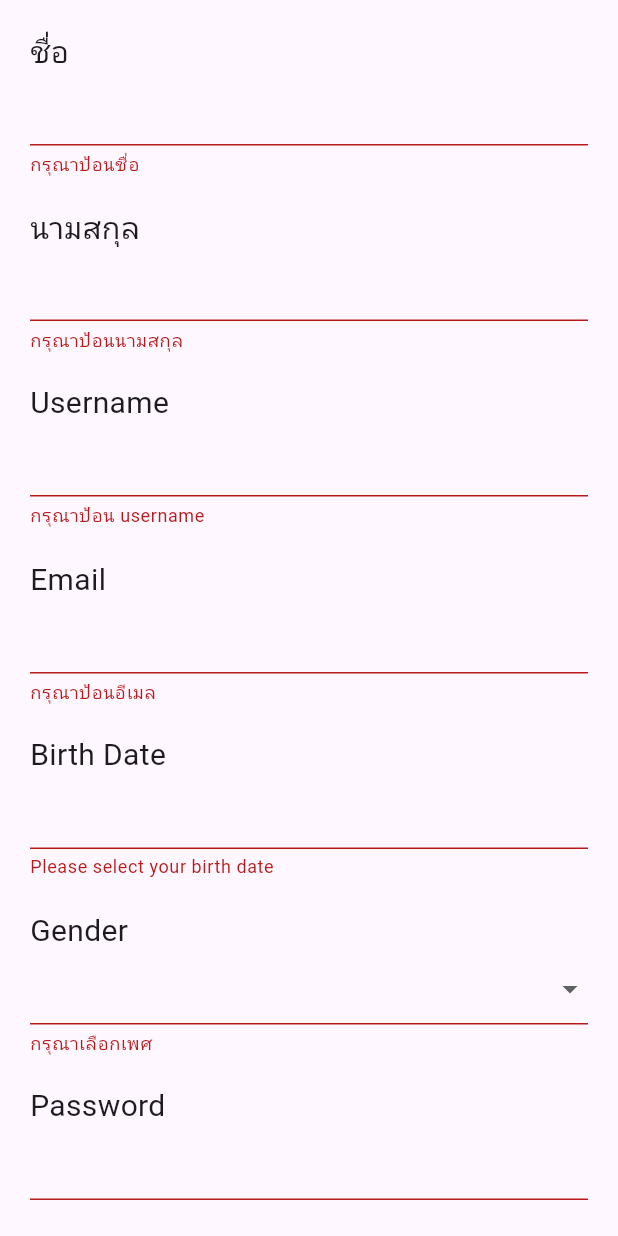
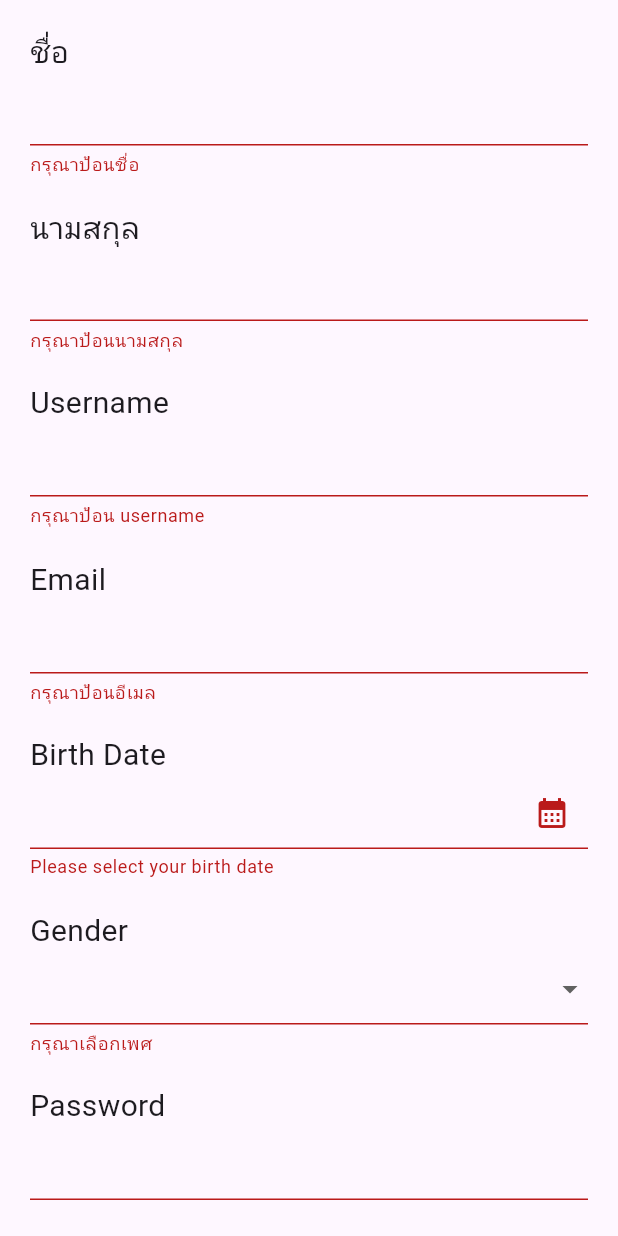
Before and after one commit to TheCursedMan/Binny_Login-Register, a Flutter app: the screen it shows after launch, after a tap on "ลงทะเบียน", on a phone screen of 412 x 824 dp. Run offline on Flutter 3.47's test engine with Material 3 defaults, Android fonts, the phone set to English and light mode, and no system bars; our stand-ins replace cloud_firestore, firebase_core, form_field_validator; accounts and stored records are empty.

```diff
--- a/lib/Register.dart
+++ b/lib/Register.dart
@@ -1,3 +1,4 @@
+import 'package:cloud_firestore/cloud_firestore.dart';
 import 'package:firebase_core/firebase_core.dart';
 import 'package:flutter/material.dart';
 import 'package:form_field_validator/form_field_validator.dart';
@@ -24,6 +25,11 @@ class _RegisterPageState extends State<RegisterPage> {
     // ),
     options: DefaultFirebaseOptions.currentPlatform
   );
+
+  CollectionReference _usercollection = FirebaseFirestore.instance.collection('users');
+  final TextEditingController _passwordController = TextEditingController();
+  final TextEditingController _confirmpasswordController = TextEditingController();
+  final TextEditingController _birthdateController = TextEditingController();
   //date picker
   Future<void> _selectDate(BuildContext context) async {
     final DateTime? picked = await showDatePicker(
@@ -37,12 +43,16 @@ class _RegisterPageState extends State<RegisterPage> {
         myUser.birthDate = picked
             .toIso8601String()
             .substring(0, 10); // or format the picked date as needed
+        _birthdateController.text = myUser.birthDate ?? '';
       });
     }
+
   }
 
   @override
   Widget build(BuildContext context) {
+    _passwordController.clear();
+    _confirmpasswordController.clear();
     return FutureBuilder(future: firebase, builder: (context , snapshot){
       if(snapshot.hasError){
         print(snapshot.error);
@@ -125,15 +135,17 @@ class _RegisterPageState extends State<RegisterPage> {
                       onTap: () => _selectDate(context),
                       child: AbsorbPointer(
                         child: TextFormField(
-                          controller:
-                              TextEditingController(text: myUser.birthDate ?? ''),
-                          keyboardType: TextInputType.datetime,
+                          controller: _birthdateController,
+                          keyboardType: TextInputType.none,
                           validator: (value) {
                             if (value == null || value.isEmpty) {
                               return 'Please select your birth date';
                             }
                             return null;
                           },
+                          decoration: InputDecoration(
+                            suffixIcon: Icon(Icons.calendar_month)
+                          ),
                         ),
                       ),
                     ),
@@ -183,6 +195,7 @@ class _RegisterPageState extends State<RegisterPage> {
                       style: TextStyle(fontSize: 20),
                     ),
                     TextFormField(
+                      controller: _passwordController,
                       obscureText: true,
                       validator: RequiredValidator(errorText: 'กรุณาป้อนรหัสผ่าน'),
                       onSaved: (String? password) {
@@ -197,9 +210,13 @@ class _RegisterPageState extends State<RegisterPage> {
                       style: TextStyle(fontSize: 20),
                     ),
                     TextFormField(
+                      controller: _confirmpasswordController,
                       obscureText: true,
                       validator: (value) {
-                        if (value != myUser.password) {
+                        if (value == null || value.isEmpty) {
+                          return 'Please re-enter your password';
+                        }
+                        if (value != _passwordController.text) {
                           return 'Password not same';
                         }
                         return null;
@@ -219,16 +236,24 @@ class _RegisterPageState extends State<RegisterPage> {
                           ),
                         ),
                         child: Text('ลงทะเบียน'),
-                        onPressed: () {
+                        onPressed: () async{
                           if (formKey.currentState!.validate()) {
                             formKey.currentState?.save();
-                            print('${myUser.firstName}');
-                            print('${myUser.lastName}');
-                            print('${myUser.email}');
-                            print('${myUser.birthDate}');
-                            print('${myUser.gender}');
-                            print('${myUser.password}');
+                            await _usercollection.add({
+                              "firstname" : myUser.firstName,
+                              "lastname" : myUser.lastName,
+                              "username" : myUser.username,
+                              "email" : myUser.email,
+                              "birthdate" : myUser.birthDate,
+                              "gender" : myUser.gender,
+                              "password" : myUser.password
+                            });
+                            _passwordController.clear();
+                            _confirmpasswordController.clear();
+                            myUser.birthDate = null;
+                            formKey.currentState?.reset();
                           }
+
                         },
                       ),
                     ),
--- a/pubspec.yaml
+++ b/pubspec.yaml
@@ -38,6 +38,7 @@ dependencies:
   form_field_validator: ^1.1.0
   calendar_date_picker2: ^1.0.2
   firebase_core: ^2.30.1
+  cloud_firestore: ^4.17.3
 dev_dependencies:
   flutter_test:
     sdk: flutter
```
Also changed, not shown: pubspec.lock, 3 other files.
